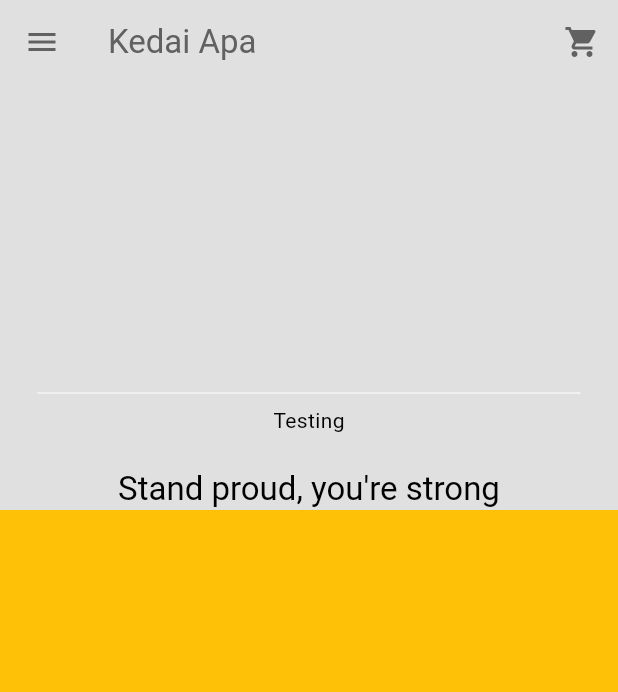
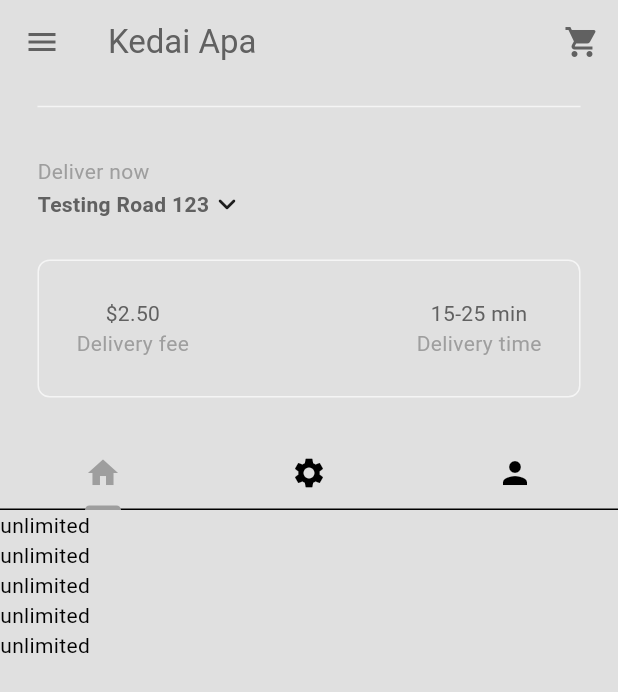
Before and after one commit to taufiq0205/flutter-food-delivery, a Flutter app: the HomePage screen opened directly, on a phone screen of 412 x 824 dp. Shown: the top 692 px of the screen. Run offline on Flutter 3.47's test engine with Material 3 defaults, Android fonts, the phone set to English and light mode, and no system bars.

Commit message:
Continue development until food.dart for models

```diff
--- /dev/null
+++ b/lib/components/my_current_location.dart
@@ -0,0 +1,64 @@
+import 'package:flutter/material.dart';
+
+class MyCurrentLocation extends StatelessWidget {
+  const MyCurrentLocation({super.key});
+
+  void openLocationSearchBox(BuildContext context) {
+    showDialog(
+      context: context,
+      builder: (context) => AlertDialog(
+        title: Text("Your current location"),
+        content: const TextField(
+          decoration: InputDecoration(hintText: "Search address.."),
+        ),
+        actions: [
+          //cancel button
+          MaterialButton(
+            onPressed: () => Navigator.pop(context),
+            child: const Text("Cancel"),
+          ),
+
+          //save button
+          MaterialButton(
+            onPressed: () => Navigator.pop(context),
+            child: const Text("Save"),
+          ),
+        ],
+      ),
+    );
+  }
+
+  @override
+  Widget build(BuildContext context) {
+    return Padding(
+      padding: const EdgeInsets.all(25.0),
+      child: Column(
+        crossAxisAlignment: CrossAxisAlignment.start,
+        children: [
+          Text(
+            "Deliver now",
+            style: TextStyle(color: Theme.of(context).colorScheme.primary),
+          ),
+          GestureDetector(
+            onTap: () => openLocationSearchBox(context),
+            child: Row(
+              children: [
+                //address
+                Text(
+                  "Testing Road 123",
+                  style: TextStyle(
+                    color: Theme.of(context).colorScheme.inversePrimary,
+                    fontWeight: FontWeight.bold,
+                  ),
+                ),
+
+                //dropdown menu
+                Icon(Icons.keyboard_arrow_down_rounded),
+              ],
+            ),
+          )
+        ],
+      ),
+    );
+  }
+}
--- /dev/null
+++ b/lib/components/my_description_box.dart
@@ -0,0 +1,51 @@
+import 'package:flutter/material.dart';
+
+class MyDescriptionBox extends StatelessWidget {
+  const MyDescriptionBox({super.key});
+
+  @override
+  Widget build(BuildContext context) {
+    //my textstyle
+    var myPrimaryTextStyle =
+        TextStyle(color: Theme.of(context).colorScheme.inversePrimary);
+    var mySecondaryTextStyle =
+        TextStyle(color: Theme.of(context).colorScheme.primary);
+
+    return Container(
+      decoration: BoxDecoration(
+        border: Border.all(color: Theme.of(context).colorScheme.secondary),
+        borderRadius: BorderRadius.circular(8),
+      ),
+
+      padding: const EdgeInsets.all(25),
+      margin: const EdgeInsets.only(left: 25, right: 25, bottom: 25),
+
+      child: Row(
+        mainAxisAlignment: MainAxisAlignment.spaceBetween,
+        children: [
+          //delivery fee
+          Column(
+            children: [
+              Text(
+                "\$2.50",
+                style: myPrimaryTextStyle,
+              ),
+              Text(
+                "Delivery fee",
+                style: mySecondaryTextStyle,
+              ),
+            ],
+          ),
+
+          //delivery time
+          Column(
+            children: [
+              Text("15-25 min", style: myPrimaryTextStyle),
+              Text("Delivery time", style: mySecondaryTextStyle),
+            ],
+          ),
+        ],
+      ),
+    );
+  }
+}
--- /dev/null
+++ b/lib/components/my_tab_bar.dart
@@ -0,0 +1,34 @@
+import 'package:flutter/material.dart';
+
+class MyTabBar extends StatelessWidget {
+  final TabController tabController;
+  const MyTabBar({
+    super.key,
+    required this.tabController,
+  });
+
+  @override
+  Widget build(BuildContext context) {
+    return Container(
+      child: TabBar(
+        controller: tabController,
+        tabs: const [
+          //first tab
+          Tab(
+            icon: Icon(Icons.home),
+          ),
+
+          //second tab
+          Tab(
+            icon: Icon(Icons.settings),
+          ),
+
+          //third tab
+          Tab(
+            icon: Icon(Icons.person),
+          ),
+        ],
+      ),
+    );
+  }
+}
--- a/lib/pages/home_page.dart
+++ b/lib/pages/home_page.dart
@@ -1,6 +1,9 @@
 import 'package:flutter/material.dart';
+import 'package:food_delivery/components/my_current_location.dart';
+import 'package:food_delivery/components/my_tab_bar.dart';
 import '../components/my_drawer.dart';
 import '../components/my_sliver_app_bar.dart';
+import '../components/my_description_box.dart';
 
 class HomePage extends StatefulWidget {
   const HomePage({super.key});
@@ -9,7 +12,23 @@ class HomePage extends StatefulWidget {
   State<HomePage> createState() => _HomePageState();
 }
 
-class _HomePageState extends State<HomePage> {
+class _HomePageState extends State<HomePage>
+    with SingleTickerProviderStateMixin {
+  //tab controller
+  late TabController _tabController;
+
+  @override
+  void initState() {
+    super.initState();
+    _tabController = TabController(length: 3, vsync: this);
+  }
+
+  @override
+  void dispose() {
+    _tabController.dispose();
+    super.dispose();
+  }
+
   @override
   Widget build(BuildContext context) {
     return Scaffold(
@@ -17,8 +36,8 @@ class _HomePageState extends State<HomePage> {
       body: NestedScrollView(
         headerSliverBuilder: (context, innerBoxIsScrolled) => [
           MySliverAppBar(
+            title: MyTabBar(tabController: _tabController),
             child: Column(
-
               mainAxisAlignment: MainAxisAlignment.end,
               children: [
                 Divider(
@@ -26,17 +45,31 @@ class _HomePageState extends State<HomePage> {
                   endIndent: 25,
                   color: Theme.of(context).colorScheme.secondary,
                 ),
-                //my location
-                Text("Testing"),
+                //my current location
+                const MyCurrentLocation(),
 
                 //description box
+                const MyDescriptionBox(),
               ],
             ),
-            title: Text("Stand proud, you're strong"),
           )
         ],
-        body: Container(
-          color: Colors.amber,
+        body: TabBarView(
+          controller: _tabController,
+          children: [
+            ListView.builder(
+              itemCount: 5,
+              itemBuilder: (context, index) => Text("unlimited"),
+            ),
+            ListView.builder(
+              itemCount: 5,
+              itemBuilder: (context, index) => Text("blade"),
+            ),
+            ListView.builder(
+              itemCount: 5,
+              itemBuilder: (context, index) => Text("works"),
+            ),
+          ],
         ),
       ),
     );
```
Also changed, not shown: lib/models/food.dart (added, +37 -0 lines).
